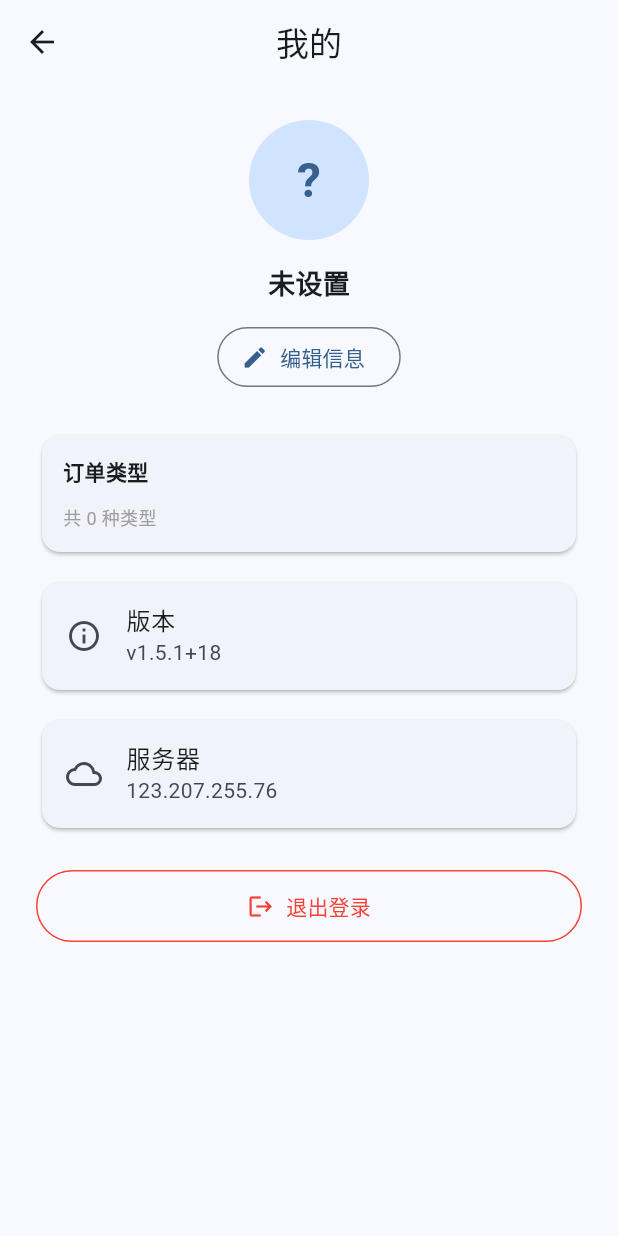
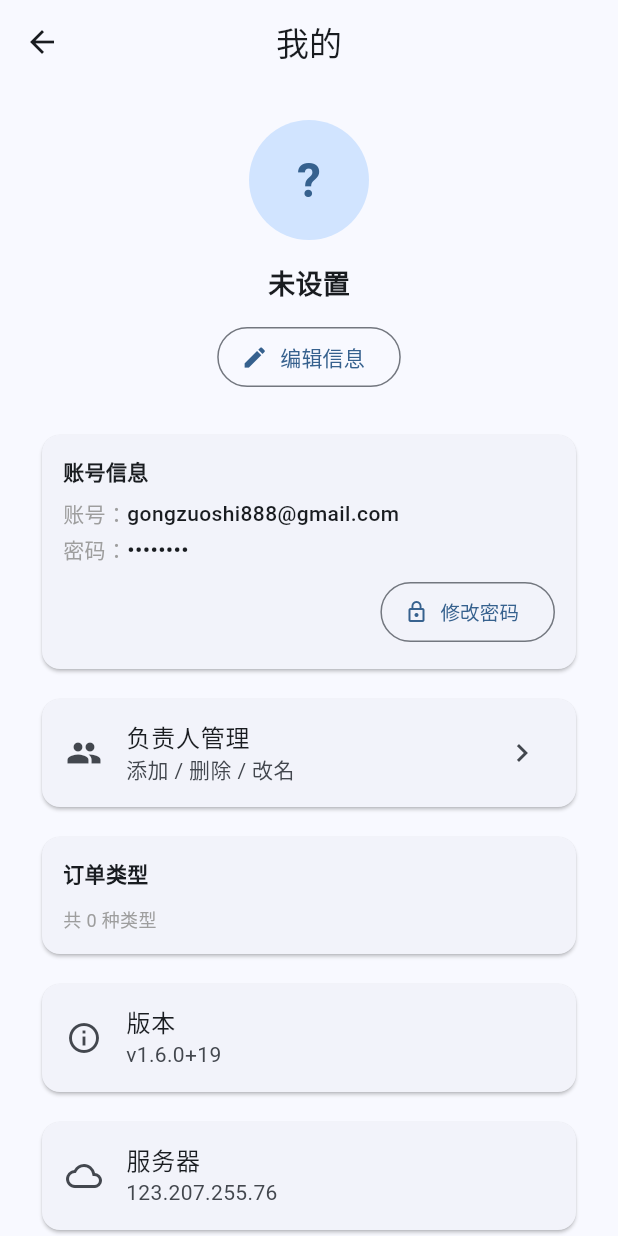
Before and after one commit to xuuutee/order-system, a Flutter app: the ProfilePage screen opened directly, on a phone screen of 412 x 824 dp. Run offline on Flutter 3.47's test engine with Material 3 defaults, Android fonts, the phone set to English and light mode, and no system bars; our stand-ins replace fl_chart, flutter_riverpod, package_info_plus, supabase_flutter; accounts and stored records are empty.

Commit message:
v1.6.0 - 单账号 + 自定义负责人 + 密码修改 + 信息推送
- 唯一登录账号: gongzuoshi888@gmail.com / 88888888
- 团队管理: 可自行添加/删除/改名负责人（仅工作室可登录）
- 我的页面: 显示账号密码 + 修改密码
- 新订单推送: Realtime SnackBar 通知所有登录设备

```diff
--- a/lib/main.dart
+++ b/lib/main.dart
@@ -6,6 +6,7 @@ import 'package:order_system/pages/login_page.dart';
 import 'package:order_system/pages/home_page.dart';
 import 'package:order_system/pages/orders/order_detail_page.dart';
 import 'package:order_system/pages/orders/order_form_page.dart';
+import 'package:order_system/pages/settings/member_management_page.dart';
 
 void main() async {
   WidgetsFlutterBinding.ensureInitialized();
@@ -49,6 +50,8 @@ class OrderSystemApp extends StatelessWidget {
             return MaterialPageRoute(
               builder: (_) => OrderFormPage(editOrderId: editOrderId),
             );
+          case '/member-management':
+            return MaterialPageRoute(builder: (_) => const MemberManagementPage());
           default:
             return MaterialPageRoute(
               builder: (_) => const LoginPage(),
--- a/lib/pages/settings/profile_page.dart
+++ b/lib/pages/settings/profile_page.dart
@@ -184,6 +184,42 @@ class _ProfilePageState extends ConsumerState<ProfilePage> {
           ),
           const SizedBox(height: 24),
 
+          // ── 账号信息 ──
+          Card(
+            child: Padding(
+              padding: const EdgeInsets.all(14),
+              child: Column(crossAxisAlignment: CrossAxisAlignment.start, children: [
+                const Text('账号信息', style: TextStyle(fontSize: 14, fontWeight: FontWeight.w600)),
+                const SizedBox(height: 8),
+                _InfoRow(label: '账号', value: 'gongzuoshi888@gmail.com'),
+                const SizedBox(height: 4),
+                _InfoRow(label: '密码', value: '••••••••'),
+                const SizedBox(height: 8),
+                Align(
+                  alignment: Alignment.centerRight,
+                  child: OutlinedButton.icon(
+                    onPressed: _changePassword,
+                    icon: const Icon(Icons.lock_outline, size: 16),
+                    label: const Text('修改密码', style: TextStyle(fontSize: 13)),
+                  ),
+                ),
+              ]),
+            ),
+          ),
+          const SizedBox(height: 12),
+
+          // ── 负责人管理 ──
+          Card(
+            child: ListTile(
+              leading: const Icon(Icons.group),
+              title: const Text('负责人管理'),
+              subtitle: const Text('添加 / 删除 / 改名'),
+              trailing: const Icon(Icons.chevron_right),
+              onTap: () => Navigator.pushNamed(context, '/member-management'),
+            ),
+          ),
+          const SizedBox(height: 12),
+
           // ── 订单类型 ──
           Card(
             child: Padding(
@@ -244,6 +280,43 @@ class _ProfilePageState extends ConsumerState<ProfilePage> {
     );
   }
 
+  Future<void> _changePassword() async {
+    final oldCtrl = TextEditingController();
+    final newCtrl = TextEditingController();
+    final formKey = GlobalKey<FormState>();
+    bool saving = false;
+    final ok = await showDialog<bool>(
+      context: context,
+      builder: (ctx) => StatefulBuilder(
+        builder: (ctx, setDialogState) => AlertDialog(
+          title: const Text('修改密码'),
+          content: Form(key: formKey, child: Column(mainAxisSize: MainAxisSize.min, children: [
+            TextFormField(controller: oldCtrl, obscureText: true, decoration: const InputDecoration(labelText: '旧密码', border: OutlineInputBorder()), validator: (v) => v == null || v.isEmpty ? '请输入旧密码' : null),
+            const SizedBox(height: 12),
+            TextFormField(controller: newCtrl, obscureText: true, decoration: const InputDecoration(labelText: '新密码', border: OutlineInputBorder()), validator: (v) => v == null || v.length < 6 ? '至少6位' : null),
+          ])),
+          actions: [
+            TextButton(onPressed: () => Navigator.pop(ctx, false), child: const Text('取消')),
+            FilledButton(onPressed: saving ? null : () async {
+              if (!formKey.currentState!.validate()) return;
+              setDialogState(() => saving = true);
+              try {
+                // 先验证旧密码
+                await ref.read(authProvider.notifier).signIn('gongzuoshi888@gmail.com', oldCtrl.text);
+                await ref.read(authProvider.notifier).changePassword(newCtrl.text);
+                Navigator.pop(ctx, true);
+              } catch (e) {
+                setDialogState(() => saving = false);
+                if (ctx.mounted) ScaffoldMessenger.of(ctx).showSnackBar(SnackBar(content: Text('修改失败：${e.toString().contains("Invalid") ? "旧密码错误" : e}')));
+              }
+            }, child: Text(saving ? '修改中...' : '确认修改')),
+          ],
+        ),
+      ),
+    );
+    if (ok == true && mounted) ScaffoldMessenger.of(context).showSnackBar(const SnackBar(content: Text('密码已修改')));
+  }
+
   IconData _iconForType(String? icon) {
     switch (icon) {
       case 'school': return Icons.school;
@@ -255,3 +328,15 @@ class _ProfilePageState extends ConsumerState<ProfilePage> {
     }
   }
 }
+
+class _InfoRow extends StatelessWidget {
+  final String label, value;
+  const _InfoRow({required this.label, required this.value});
+  @override
+  Widget build(BuildContext context) {
+    return Row(children: [
+      Text('$label：', style: const TextStyle(fontSize: 14, color: Colors.grey)),
+      Text(value, style: const TextStyle(fontSize: 14, fontWeight: FontWeight.w500)),
+    ]);
+  }
+}
--- a/lib/providers/auth_provider.dart
+++ b/lib/providers/auth_provider.dart
@@ -98,4 +98,9 @@ class AuthNotifier extends StateNotifier<AsyncValue<User?>> {
         .update(body)
         .eq('auth_id', uid);
   }
+
+  /// 修改当前登录用户的密码
+  Future<void> changePassword(String newPassword) async {
+    await _supabase.auth.updateUser(UserAttributes(password: newPassword));
+  }
 }
--- /dev/null
+++ b/package.json
@@ -0,0 +1,5 @@
+{
+  "dependencies": {
+    "jsonwebtoken": "^9.0.3"
+  }
+}
--- a/pubspec.yaml
+++ b/pubspec.yaml
@@ -1,7 +1,7 @@
 name: order_system
 description: "三人工作室订单管理系统"
 publish_to: 'none'
-version: 1.5.1+18
+version: 1.6.0+19
 
 environment:
   sdk: ^3.10.4
```
Also changed, not shown: lib/pages/settings/member_management_page.dart (added, +133 -0 lines), lib/providers/members_provider.dart (added, +39 -0 lines), package-lock.json (added).
